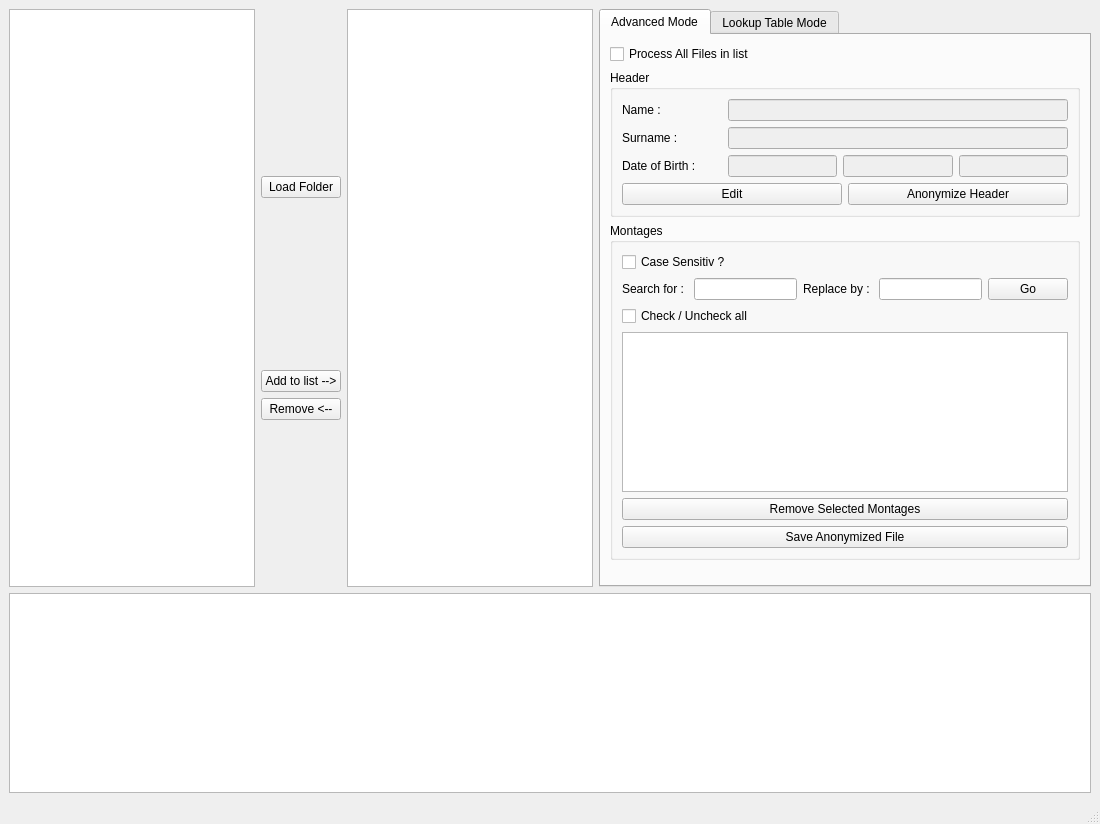
Qt form TRCAnonymizer.ui (floriansipp/TRCAnonymizer) before a commit.
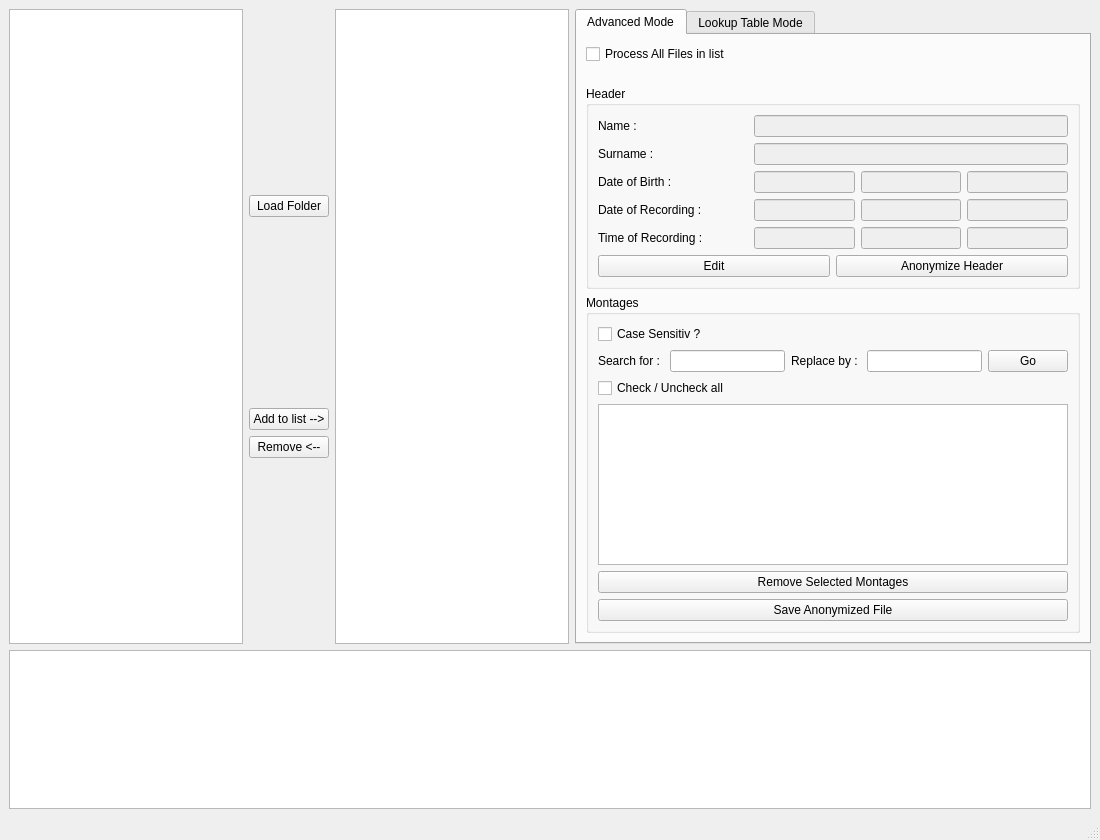
The same form after that commit.

Diff of the .ui file:
```diff
--- a/TRCAnonymizer.ui
+++ b/TRCAnonymizer.ui
@@ -7,7 +7,7 @@
     <x>0</x>
     <y>0</y>
     <width>1100</width>
-    <height>824</height>
+    <height>840</height>
    </rect>
   </property>
   <property name="windowTitle">
@@ -124,6 +124,25 @@
             </property>
            </widget>
           </item>
+          <item>
+           <widget class="QLabel" name="label_6">
+            <property name="minimumSize">
+             <size>
+              <width>0</width>
+              <height>10</height>
+             </size>
+            </property>
+            <property name="maximumSize">
+             <size>
+              <width>16777215</width>
+              <height>10</height>
+             </size>
+            </property>
+            <property name="text">
+             <string/>
+            </property>
+           </widget>
+          </item>
           <item>
            <widget class="QGroupBox" name="Header_GroupBox">
             <property name="minimumSize">
@@ -142,13 +161,13 @@
                 <widget class="QLabel" name="label">
                  <property name="minimumSize">
                   <size>
-                   <width>100</width>
+                   <width>150</width>
                    <height>0</height>
                   </size>
                  </property>
                  <property name="maximumSize">
                   <size>
-                   <width>100</width>
+                   <width>150</width>
                    <height>16777215</height>
                   </size>
                  </property>
@@ -172,13 +191,13 @@
                 <widget class="QLabel" name="label_2">
                  <property name="minimumSize">
                   <size>
-                   <width>100</width>
+                   <width>150</width>
                    <height>0</height>
                   </size>
                  </property>
                  <property name="maximumSize">
                   <size>
-                   <width>100</width>
+                   <width>150</width>
                    <height>16777215</height>
                   </size>
                  </property>
@@ -202,13 +221,13 @@
                 <widget class="QLabel" name="label_3">
                  <property name="minimumSize">
                   <size>
-                   <width>100</width>
+                   <width>150</width>
                    <height>0</height>
                   </size>
                  </property>
                  <property name="maximumSize">
                   <size>
-                   <width>100</width>
+                   <width>150</width>
                    <height>16777215</height>
                   </size>
                  </property>
@@ -240,6 +259,94 @@
                </item>
               </layout>
              </item>
+             <item>
+              <layout class="QHBoxLayout" name="horizontalLayout_9">
+               <item>
+                <widget class="QLabel" name="label_8">
+                 <property name="minimumSize">
+                  <size>
+                   <width>150</width>
+                   <height>0</height>
+                  </size>
+                 </property>
+                 <property name="maximumSize">
+                  <size>
+                   <width>100</width>
+                   <height>16777215</height>
+                  </size>
+                 </property>
+                 <property name="text">
+                  <string>Date of Recording : </string>
+                 </property>
+                </widget>
+               </item>
+               <item>
+                <widget class="QLineEdit" name="RecordMonthLineEdit">
+                 <property name="enabled">
+                  <bool>false</bool>
+                 </property>
+                </widget>
+               </item>
+               <item>
+                <widget class="QLineEdit" name="RecordDayLineEdit">
+                 <property name="enabled">
+                  <bool>false</bool>
+                 </property>
+                </widget>
+               </item>
+               <item>
+                <widget class="QLineEdit" name="RecordYearLineEdit">
+                 <property name="enabled">
+                  <bool>false</bool>
+                 </property>
+                </widget>
+               </item>
+              </layout>
+             </item>
+             <item>
+              <layout class="QHBoxLayout" name="horizontalLayout_10">
+               <item>
+                <widget class="QLabel" name="label_9">
+                 <property name="minimumSize">
+                  <size>
+                   <width>150</width>
+                   <height>0</height>
+                  </size>
+                 </property>
+                 <property name="maximumSize">
+                  <size>
+                   <width>150</width>
+                   <height>16777215</height>
+                  </size>
+                 </property>
+                 <property name="text">
+                  <string>Time of Recording : </string>
+                 </property>
+                </widget>
+               </item>
+               <item>
+                <widget class="QLineEdit" name="RecordTimeHourLineEdit">
+                 <property name="enabled">
+                  <bool>false</bool>
+                 </property>
+                </widget>
+               </item>
+               <item>
+                <widget class="QLineEdit" name="RecordTimeMinuteLineEdit">
+                 <property name="enabled">
+                  <bool>false</bool>
+                 </property>
+                </widget>
+               </item>
+               <item>
+                <widget class="QLineEdit" name="RecordTimeSecondsLineEdit">
+                 <property name="enabled">
+                  <bool>false</bool>
+                 </property>
+                </widget>
+               </item>
+              </layout>
+             </item>
              <item>
               <layout class="QHBoxLayout" name="horizontalLayout">
                <item>
@@ -341,25 +448,6 @@
             </layout>
            </widget>
           </item>
-          <item>
-           <widget class="QLabel" name="label_6">
-            <property name="minimumSize">
-             <size>
-              <width>0</width>
-              <height>10</height>
-             </size>
-            </property>
-            <property name="maximumSize">
-             <size>
-              <width>16777215</width>
-              <height>10</height>
-             </size>
-            </property>
-            <property name="text">
-             <string/>
-            </property>
-           </widget>
-          </item>
          </layout>
         </widget>
         <widget class="QWidget" name="tab_2">
@@ -433,7 +521,7 @@
       <property name="minimumSize">
        <size>
         <width>0</width>
-        <height>200</height>
+        <height>150</height>
        </size>
       </property>
      </widget>
```
